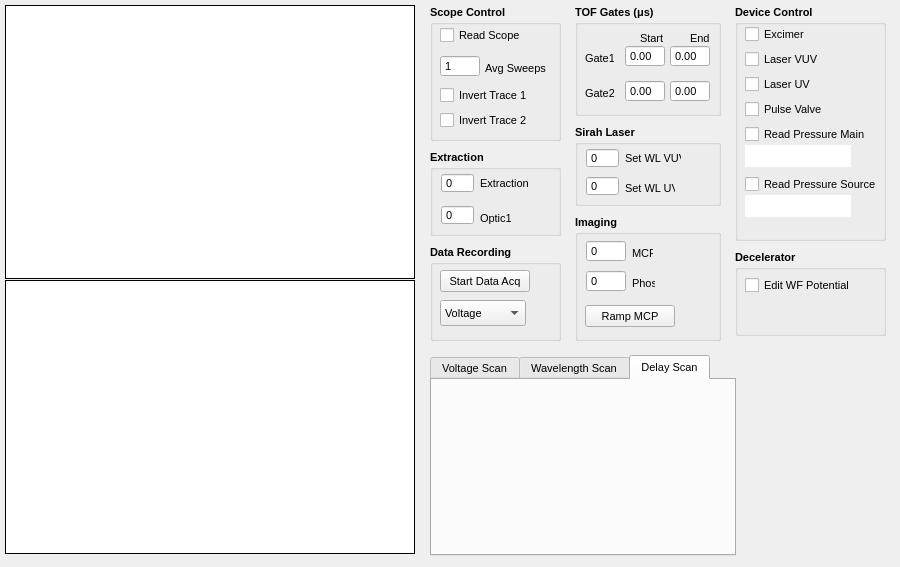
Old version of the form rsdgui.ui in the repository mikekohlhoff/ryexpctl.
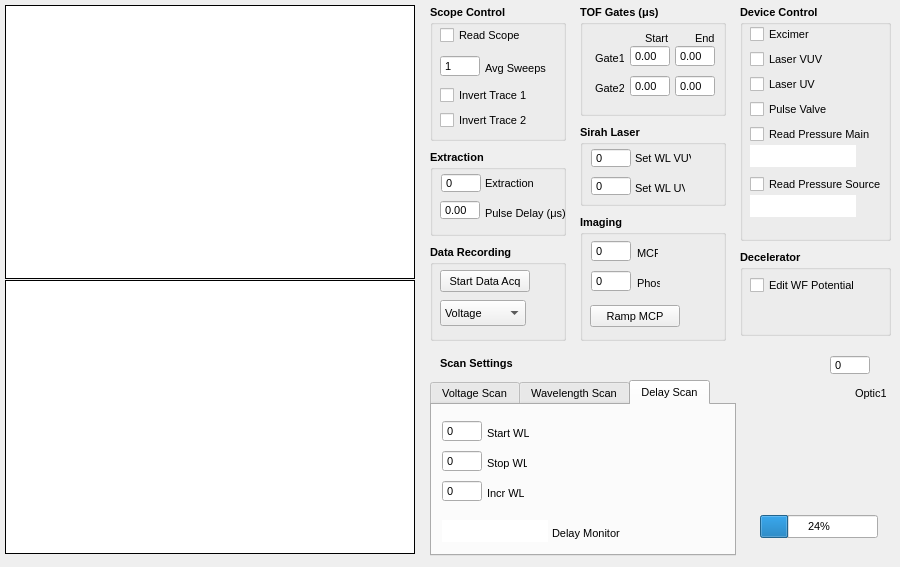
New version of the form. The open tabs and pages were chosen to show the change. Custom widgets are drawn as their Qt base class.

Commit message: Pulse generator support

Diff of the .ui file:
```diff
--- a/rsdgui.ui
+++ b/rsdgui.ui
@@ -94,7 +94,7 @@
     <rect>
      <x>430</x>
      <y>5</y>
-     <width>131</width>
+     <width>136</width>
      <height>136</height>
     </rect>
    </property>
@@ -295,7 +295,7 @@
     <rect>
      <x>430</x>
      <y>150</y>
-     <width>131</width>
+     <width>136</width>
      <height>86</height>
     </rect>
    </property>
@@ -313,10 +313,72 @@
    <property name="flat">
     <bool>false</bool>
    </property>
+   <widget class="QDoubleSpinBox" name="inp_extractDelay">
+    <property name="geometry">
+     <rect>
+      <x>10</x>
+      <y>50</y>
+      <width>40</width>
+      <height>20</height>
+     </rect>
+    </property>
+    <property name="sizePolicy">
+     <sizepolicy hsizetype="Fixed" vsizetype="Fixed">
+      <horstretch>0</horstretch>
+      <verstretch>0</verstretch>
+     </sizepolicy>
+    </property>
+    <property name="maximumSize">
+     <size>
+      <width>40</width>
+      <height>16777215</height>
+     </size>
+    </property>
+    <property name="font">
+     <font>
+      <weight>50</weight>
+      <bold>false</bold>
+     </font>
+    </property>
+    <property name="mouseTracking">
+     <bool>true</bool>
+    </property>
+    <property name="wrapping">
+     <bool>false</bool>
+    </property>
+    <property name="frame">
+     <bool>true</bool>
+    </property>
+    <property name="buttonSymbols">
+     <enum>QAbstractSpinBox::NoButtons</enum>
+    </property>
+    <property name="keyboardTracking">
+     <bool>true</bool>
+    </property>
+   </widget>
+   <widget class="QLabel" name="label_15">
+    <property name="geometry">
+     <rect>
+      <x>55</x>
+      <y>55</y>
+      <width>86</width>
+      <height>16</height>
+     </rect>
+    </property>
+    <property name="font">
+     <font>
+      <weight>50</weight>
+      <bold>false</bold>
+     </font>
+    </property>
+    <property name="text">
+     <string>Pulse Delay (μs)</string>
+    </property>
+   </widget>
    <widget class="QLabel" name="label_11">
     <property name="geometry">
      <rect>
-      <x>50</x>
+      <x>55</x>
       <y>25</y>
       <width>49</width>
       <height>16</height>
@@ -337,7 +399,7 @@
      <rect>
       <x>11</x>
       <y>23</y>
-      <width>33</width>
+      <width>40</width>
       <height>20</height>
      </rect>
     </property>
@@ -384,78 +446,13 @@
      <number>0</number>
     </property>
    </widget>
-   <widget class="QLabel" name="label_12">
-    <property name="geometry">
-     <rect>
-      <x>50</x>
-      <y>60</y>
-      <width>31</width>
-      <height>16</height>
-     </rect>
-    </property>
-    <property name="font">
-     <font>
-      <weight>50</weight>
-      <bold>false</bold>
-     </font>
-    </property>
-    <property name="text">
-     <string>Optic1</string>
-    </property>
-   </widget>
-   <widget class="QSpinBox" name="inp_voltOptic1">
-    <property name="geometry">
-     <rect>
-      <x>11</x>
-      <y>55</y>
-      <width>33</width>
-      <height>20</height>
-     </rect>
-    </property>
-    <property name="maximumSize">
-     <size>
-      <width>40</width>
-      <height>16777215</height>
-     </size>
-    </property>
-    <property name="font">
-     <font>
-      <weight>50</weight>
-      <bold>false</bold>
-     </font>
-    </property>
-    <property name="mouseTracking">
-     <bool>true</bool>
-    </property>
-    <property name="wrapping">
-     <bool>false</bool>
-    </property>
-    <property name="frame">
-     <bool>true</bool>
-    </property>
-    <property name="buttonSymbols">
-     <enum>QAbstractSpinBox::NoButtons</enum>
-    </property>
-    <property name="keyboardTracking">
-     <bool>true</bool>
-    </property>
-    <property name="minimum">
-     <number>0</number>
-    </property>
-    <property name="maximum">
-     <number>4000</number>
-    </property>
-    <property name="value">
-     <number>0</number>
-    </property>
-   </widget>
   </widget>
   <widget class="QGroupBox" name="groupBox_DataAcq">
    <property name="geometry">
     <rect>
      <x>430</x>
      <y>245</y>
-     <width>131</width>
+     <width>136</width>
      <height>96</height>
     </rect>
    </property>
@@ -561,7 +558,7 @@
   <widget class="QGroupBox" name="groupBox_TOF">
    <property name="geometry">
     <rect>
-     <x>575</x>
+     <x>580</x>
      <y>5</y>
      <width>146</width>
      <height>111</height>
@@ -650,7 +647,7 @@
    <widget class="QLabel" name="label_16">
     <property name="geometry">
      <rect>
-      <x>10</x>
+      <x>15</x>
       <y>45</y>
       <width>29</width>
       <height>16</height>
@@ -785,8 +782,8 @@
    <widget class="QLabel" name="label_17">
     <property name="geometry">
      <rect>
-      <x>10</x>
-      <y>80</y>
+      <x>15</x>
+      <y>75</y>
       <width>29</width>
       <height>16</height>
      </rect>
@@ -817,7 +814,7 @@
     <property name="geometry">
      <rect>
       <x>50</x>
-      <y>75</y>
+      <y>70</y>
       <width>40</width>
       <height>22</height>
      </rect>
@@ -869,7 +866,7 @@
     <property name="geometry">
      <rect>
       <x>95</x>
-      <y>75</y>
+      <y>70</y>
       <width>40</width>
       <height>22</height>
      </rect>
@@ -924,7 +921,7 @@
   <widget class="QGroupBox" name="groupBox_MCP">
    <property name="geometry">
     <rect>
-     <x>575</x>
+     <x>580</x>
      <y>215</y>
      <width>146</width>
      <height>126</height>
@@ -1146,7 +1143,7 @@
   <widget class="QGroupBox" name="groupBox_Laser">
    <property name="geometry">
     <rect>
-     <x>575</x>
+     <x>580</x>
      <y>125</y>
      <width>146</width>
      <height>81</height>
@@ -1168,10 +1165,16 @@
      <rect>
       <x>11</x>
       <y>23</y>
-      <width>33</width>
+      <width>40</width>
       <height>20</height>
      </rect>
     </property>
+    <property name="sizePolicy">
+     <sizepolicy hsizetype="Fixed" vsizetype="Fixed">
+      <horstretch>0</horstretch>
+      <verstretch>0</verstretch>
+     </sizepolicy>
+    </property>
     <property name="maximumSize">
      <size>
       <width>40</width>
@@ -1212,7 +1215,7 @@
    <widget class="QLabel" name="label_13">
     <property name="geometry">
      <rect>
-      <x>50</x>
+      <x>55</x>
       <y>25</y>
       <width>56</width>
       <height>16</height>
@@ -1234,10 +1237,16 @@
      <rect>
       <x>11</x>
       <y>51</y>
-      <width>33</width>
+      <width>40</width>
       <height>20</height>
      </rect>
     </property>
+    <property name="sizePolicy">
+     <sizepolicy hsizetype="Fixed" vsizetype="Fixed">
+      <horstretch>0</horstretch>
+      <verstretch>0</verstretch>
+     </sizepolicy>
+    </property>
     <property name="maximumSize">
      <size>
       <width>40</width>
@@ -1278,7 +1287,7 @@
    <widget class="QLabel" name="label_14">
     <property name="geometry">
      <rect>
-      <x>50</x>
+      <x>55</x>
       <y>55</y>
       <width>50</width>
       <height>16</height>
@@ -1299,7 +1308,7 @@
   <widget class="QGroupBox" name="groupBox_DevControl">
    <property name="geometry">
     <rect>
-     <x>735</x>
+     <x>740</x>
      <y>5</y>
      <width>151</width>
      <height>236</height>
@@ -1537,9 +1546,9 @@
    <property name="geometry">
     <rect>
      <x>430</x>
-     <y>355</y>
+     <y>380</y>
      <width>306</width>
-     <height>201</height>
+     <height>176</height>
     </rect>
    </property>
    <property name="font">
@@ -1985,12 +1994,306 @@
     <attribute name="title">
      <string>Delay Scan</string>
     </attribute>
+    <widget class="QSpinBox" name="inp_stopDelay">
+     <property name="geometry">
+      <rect>
+       <x>10</x>
+       <y>45</y>
+       <width>40</width>
+       <height>22</height>
+      </rect>
+     </property>
+     <property name="sizePolicy">
+      <sizepolicy hsizetype="Fixed" vsizetype="Fixed">
+       <horstretch>0</horstretch>
+       <verstretch>0</verstretch>
+      </sizepolicy>
+     </property>
+     <property name="minimumSize">
+      <size>
+       <width>40</width>
+       <height>22</height>
+      </size>
+     </property>
+     <property name="maximumSize">
+      <size>
+       <width>40</width>
+       <height>16777215</height>
+      </size>
+     </property>
+     <property name="font">
+      <font>
+       <weight>50</weight>
+       <bold>false</bold>
+      </font>
+     </property>
+     <property name="mouseTracking">
+      <bool>true</bool>
+     </property>
+     <property name="wrapping">
+      <bool>false</bool>
+     </property>
+     <property name="frame">
+      <bool>true</bool>
+     </property>
+     <property name="buttonSymbols">
+      <enum>QAbstractSpinBox::NoButtons</enum>
+     </property>
+     <property name="keyboardTracking">
+      <bool>true</bool>
+     </property>
+     <property name="minimum">
+      <number>0</number>
+     </property>
+     <property name="maximum">
+      <number>5000</number>
+     </property>
+     <property name="value">
+      <number>0</number>
+     </property>
+    </widget>
+    <widget class="QSpinBox" name="inp_incrDelay">
+     <property name="geometry">
+      <rect>
+       <x>10</x>
+       <y>75</y>
+       <width>40</width>
+       <height>22</height>
+      </rect>
+     </property>
+     <property name="sizePolicy">
+      <sizepolicy hsizetype="Fixed" vsizetype="Fixed">
+       <horstretch>0</horstretch>
+       <verstretch>0</verstretch>
+      </sizepolicy>
+     </property>
+     <property name="minimumSize">
+      <size>
+       <width>40</width>
+       <height>22</height>
+      </size>
+     </property>
+     <property name="maximumSize">
+      <size>
+       <width>40</width>
+       <height>16777215</height>
+      </size>
+     </property>
+     <property name="font">
+      <font>
+       <weight>50</weight>
+       <bold>false</bold>
+      </font>
+     </property>
+     <property name="mouseTracking">
+      <bool>true</bool>
+     </property>
+     <property name="wrapping">
+      <bool>false</bool>
+     </property>
+     <property name="frame">
+      <bool>true</bool>
+     </property>
+     <property name="buttonSymbols">
+      <enum>QAbstractSpinBox::NoButtons</enum>
+     </property>
+     <property name="keyboardTracking">
+      <bool>true</bool>
+     </property>
+     <property name="minimum">
+      <number>0</number>
+     </property>
+     <property name="maximum">
+      <number>5000</number>
+     </property>
+     <property name="value">
+      <number>0</number>
+     </property>
+    </widget>
+    <widget class="QTextBrowser" name="out_WLMon_2">
+     <property name="geometry">
+      <rect>
+       <x>10</x>
+       <y>115</y>
+       <width>106</width>
+       <height>22</height>
+      </rect>
+     </property>
+     <property name="sizePolicy">
+      <sizepolicy hsizetype="Fixed" vsizetype="Fixed">
+       <horstretch>0</horstretch>
+       <verstretch>0</verstretch>
+      </sizepolicy>
+     </property>
+     <property name="minimumSize">
+      <size>
+       <width>40</width>
+       <height>22</height>
+      </size>
+     </property>
+     <property name="font">
+      <font>
+       <weight>50</weight>
+       <bold>false</bold>
+      </font>
+     </property>
+     <property name="acceptDrops">
+      <bool>false</bool>
+     </property>
+     <property name="frameShape">
+      <enum>QFrame::NoFrame</enum>
+     </property>
+     <property name="frameShadow">
+      <enum>QFrame::Plain</enum>
+     </property>
+     <property name="html">
+      <string>&lt;!DOCTYPE HTML PUBLIC &quot;-//W3C//DTD HTML 4.0//EN&quot; &quot;http://www.w3.org/TR/REC-html40/strict.dtd&quot;&gt;
+&lt;html&gt;&lt;head&gt;&lt;meta name=&quot;qrichtext&quot; content=&quot;1&quot; /&gt;&lt;style type=&quot;text/css&quot;&gt;
+p, li { white-space: pre-wrap; }
+&lt;/style&gt;&lt;/head&gt;&lt;body style=&quot; font-family:'Tahoma'; font-size:8pt; font-weight:400; font-style:normal;&quot;&gt;
+&lt;p style=&quot;-qt-paragraph-type:empty; margin-top:0px; margin-bottom:0px; margin-left:0px; margin-right:0px; -qt-block-indent:0; text-indent:0px;&quot;&gt;&lt;br /&gt;&lt;/p&gt;&lt;/body&gt;&lt;/html&gt;</string>
+     </property>
+    </widget>
+    <widget class="QSpinBox" name="inp_startDelay">
+     <property name="geometry">
+      <rect>
+       <x>10</x>
+       <y>15</y>
+       <width>40</width>
+       <height>22</height>
+      </rect>
+     </property>
+     <property name="sizePolicy">
+      <sizepolicy hsizetype="Fixed" vsizetype="Fixed">
+       <horstretch>0</horstretch>
+       <verstretch>0</verstretch>
+      </sizepolicy>
+     </property>
+     <property name="minimumSize">
+      <size>
+       <width>40</width>
+       <height>22</height>
+      </size>
+     </property>
+     <property name="maximumSize">
+      <size>
+       <width>40</width>
+       <height>16777215</height>
+      </size>
+     </property>
+     <property name="font">
+      <font>
+       <weight>50</weight>
+       <bold>false</bold>
+      </font>
+     </property>
+     <property name="mouseTracking">
+      <bool>true</bool>
+     </property>
+     <property name="wrapping">
+      <bool>false</bool>
+     </property>
+     <property name="frame">
+      <bool>true</bool>
+     </property>
+     <property name="buttonSymbols">
+      <enum>QAbstractSpinBox::NoButtons</enum>
+     </property>
+     <property name="keyboardTracking">
+      <bool>true</bool>
+     </property>
+     <property name="minimum">
+      <number>0</number>
+     </property>
+     <property name="maximum">
+      <number>5000</number>
+     </property>
+     <property name="value">
+      <number>0</number>
+     </property>
+    </widget>
+    <widget class="QLabel" name="label_33">
+     <property name="geometry">
+      <rect>
+       <x>55</x>
+       <y>80</y>
+       <width>37</width>
+       <height>16</height>
+      </rect>
+     </property>
+     <property name="font">
+      <font>
+       <weight>50</weight>
+       <bold>false</bold>
+      </font>
+     </property>
+     <property name="text">
+      <string>Incr WL</string>
+     </property>
+    </widget>
+    <widget class="QLabel" name="label_34">
+     <property name="geometry">
+      <rect>
+       <x>120</x>
+       <y>120</y>
+       <width>101</width>
+       <height>16</height>
+      </rect>
+     </property>
+     <property name="font">
+      <font>
+       <weight>50</weight>
+       <bold>false</bold>
+      </font>
+     </property>
+     <property name="text">
+      <string>Delay Monitor</string>
+     </property>
+    </widget>
+    <widget class="QLabel" name="label_35">
+     <property name="geometry">
+      <rect>
+       <x>55</x>
+       <y>20</y>
+       <width>42</width>
+       <height>16</height>
+      </rect>
+     </property>
+     <property name="font">
+      <font>
+       <weight>50</weight>
+       <bold>false</bold>
+      </font>
+     </property>
+     <property name="text">
+      <string>Start WL</string>
+     </property>
+    </widget>
+    <widget class="QLabel" name="label_36">
+     <property name="geometry">
+      <rect>
+       <x>55</x>
+       <y>50</y>
+       <width>40</width>
+       <height>16</height>
+      </rect>
+     </property>
+     <property name="font">
+      <font>
+       <weight>50</weight>
+       <bold>false</bold>
+      </font>
+     </property>
+     <property name="text">
+      <string>Stop WL</string>
+     </property>
+    </widget>
    </widget>
   </widget>
   <widget class="QGroupBox" name="groupBox_Decelerator">
    <property name="geometry">
     <rect>
-     <x>735</x>
+     <x>740</x>
      <y>250</y>
      <width>151</width>
      <height>86</height>
@@ -2032,6 +2335,109 @@
     </property>
    </widget>
   </widget>
+  <widget class="QLabel" name="label_3">
+   <property name="geometry">
+    <rect>
+     <x>440</x>
+     <y>355</y>
+     <width>86</width>
+     <height>16</height>
+    </rect>
+   </property>
+   <property name="font">
+    <font>
+     <weight>75</weight>
+     <bold>true</bold>
+    </font>
+   </property>
+   <property name="text">
+    <string>Scan Settings</string>
+   </property>
+  </widget>
+  <widget class="QProgressBar" name="progressBar">
+   <property name="geometry">
+    <rect>
+     <x>760</x>
+     <y>515</y>
+     <width>118</width>
+     <height>23</height>
+    </rect>
+   </property>
+   <property name="value">
+    <number>24</number>
+   </property>
+  </widget>
+  <widget class="QSpinBox" name="inp_voltOptic1">
+   <property name="geometry">
+    <rect>
+     <x>830</x>
+     <y>355</y>
+     <width>40</width>
+     <height>20</height>
+    </rect>
+   </property>
+   <property name="sizePolicy">
+    <sizepolicy hsizetype="Fixed" vsizetype="Fixed">
+     <horstretch>0</horstretch>
+     <verstretch>0</verstretch>
+    </sizepolicy>
+   </property>
+   <property name="maximumSize">
+    <size>
+     <width>40</width>
+     <height>16777215</height>
+    </size>
+   </property>
+   <property name="font">
+    <font>
+     <weight>50</weight>
+     <bold>false</bold>
+    </font>
+   </property>
+   <property name="mouseTracking">
+    <bool>true</bool>
+   </property>
+   <property name="wrapping">
+    <bool>false</bool>
+   </property>
+   <property name="frame">
+    <bool>true</bool>
+   </property>
+   <property name="buttonSymbols">
+    <enum>QAbstractSpinBox::NoButtons</enum>
+   </property>
+   <property name="keyboardTracking">
+    <bool>true</bool>
+   </property>
+   <property name="minimum">
+    <number>0</number>
+   </property>
+   <property name="maximum">
+    <number>4000</number>
+   </property>
+   <property name="value">
+    <number>0</number>
+   </property>
+  </widget>
+  <widget class="QLabel" name="label_12">
+   <property name="geometry">
+    <rect>
+     <x>855</x>
+     <y>385</y>
+     <width>31</width>
+     <height>16</height>
+    </rect>
+   </property>
+   <property name="font">
+    <font>
+     <weight>50</weight>
+     <bold>false</bold>
+    </font>
+   </property>
+   <property name="text">
+    <string>Optic1</string>
+   </property>
+  </widget>
   <zorder>groupBox_MCP</zorder>
   <zorder>groupBox_Extraction</zorder>
   <zorder>groupBox_Decelerator</zorder>
```
Left out of the diff: 333 changed lines with no effect on the pictures. The commit also changes 4 other files.
